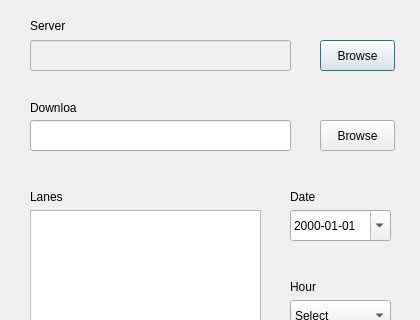
This is downloadfiles.ui in mickyTwenty/Lane as Qt 5 draws it before an edit; both pictures show x 0 to 420 and y 0 to 320 of the 420 by 600 pixel window. The edited form follows.
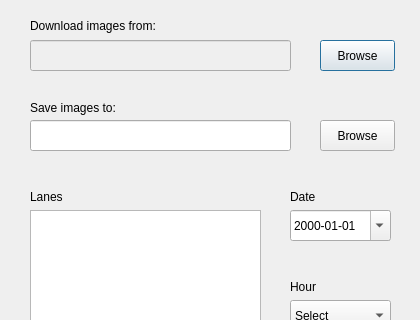
This is the edited form.

Patch:
```diff
--- a/downloadfiles.ui
+++ b/downloadfiles.ui
@@ -30,12 +30,12 @@
     <rect>
      <x>30</x>
      <y>10</y>
-     <width>101</width>
+     <width>151</width>
      <height>31</height>
     </rect>
    </property>
    <property name="text">
-    <string>Server</string>
+    <string>Download images from:</string>
    </property>
   </widget>
   <widget class="QLineEdit" name="editServer">
@@ -269,12 +269,12 @@
     <rect>
      <x>30</x>
      <y>92</y>
-     <width>47</width>
+     <width>171</width>
      <height>31</height>
     </rect>
    </property>
    <property name="text">
-    <string>Download</string>
+    <string>Save images to:</string>
    </property>
   </widget>
   <widget class="QLineEdit" name="editDownload">
```
